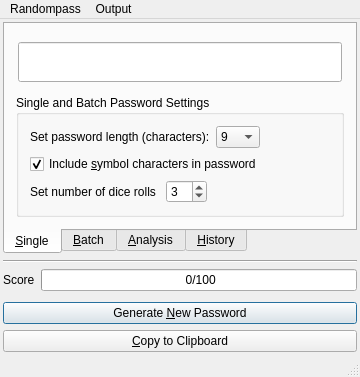
Above: ui/mainwindow.ui from pwizard2/randompass before the change. Below: the same form after it.
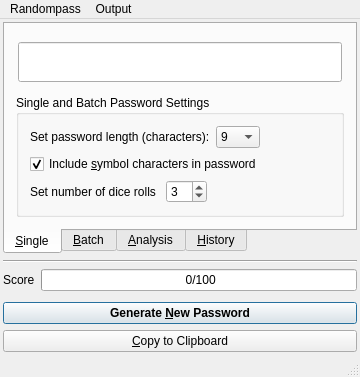
That is the form after the change. Icons and pictures are not drawn.

What changed in the file:
```diff
--- a/ui/mainwindow.ui
+++ b/ui/mainwindow.ui
@@ -508,6 +508,12 @@
     </item>
     <item>
      <widget class="QPushButton" name="GeneratePassword">
+      <property name="font">
+       <font>
+        <weight>75</weight>
+        <bold>true</bold>
+       </font>
+      </property>
       <property name="text">
        <string>Generate &amp;New Password</string>
       </property>
```
Left out of the diff: 8 changed lines with no effect on the pictures.
